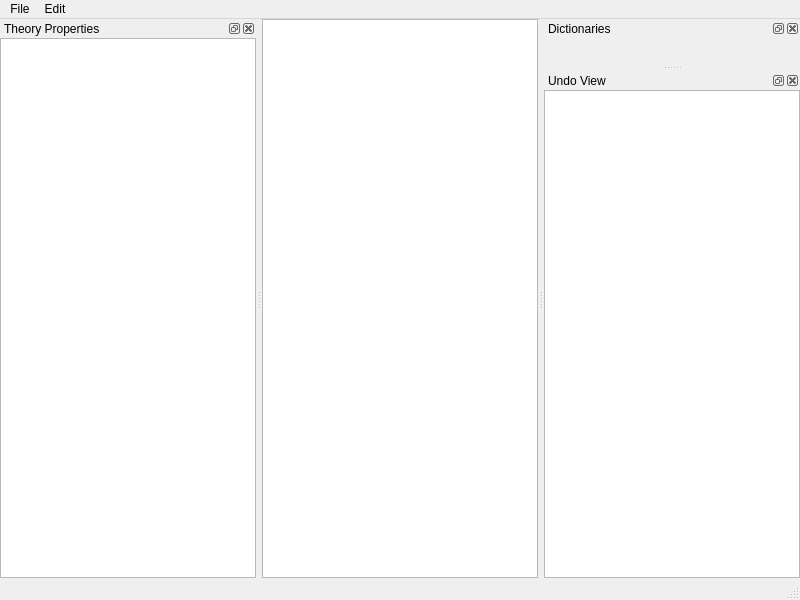
Above: Sources/Theories/TheoryEditorMainWindow.ui from FromtonRouge/KaladriusTrainer before the change. Below: the same form after it.
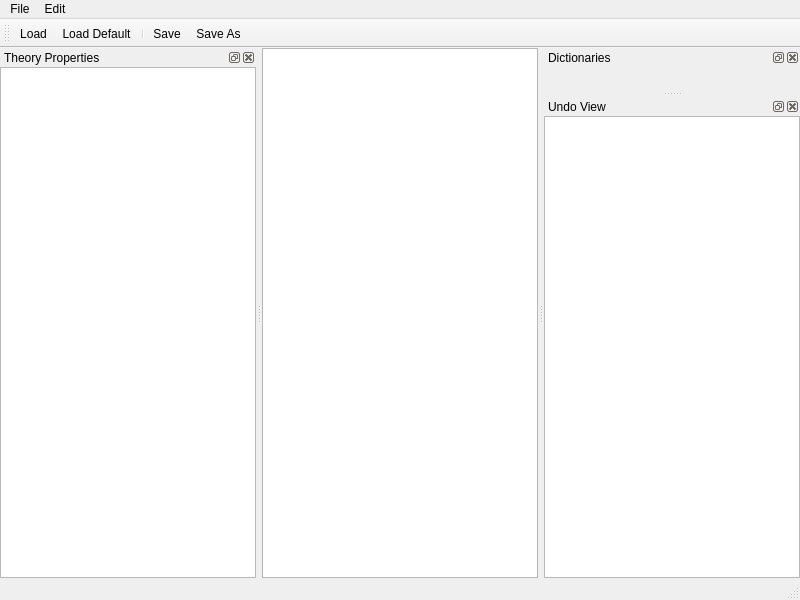
That is the form after the change. Icons and pictures are not drawn. Custom widgets are drawn as their Qt base class.

Commit message: Toolbars added in Keyboard and Theory editors

Diff of the .ui file:
```diff
--- a/Sources/Theories/TheoryEditorMainWindow.ui
+++ b/Sources/Theories/TheoryEditorMainWindow.ui
@@ -148,6 +148,28 @@
     </layout>
    </widget>
   </widget>
+  <widget class="QToolBar" name="toolBarFile">
+   <property name="windowTitle">
+    <string>File ToolBar</string>
+   </property>
+   <property name="iconSize">
+    <size>
+     <width>16</width>
+     <height>16</height>
+    </size>
+   </property>
+   <attribute name="toolBarArea">
+    <enum>TopToolBarArea</enum>
+   </attribute>
+   <attribute name="toolBarBreak">
+    <bool>false</bool>
+   </attribute>
+   <addaction name="actionLoad"/>
+   <addaction name="actionLoad_Default"/>
+   <addaction name="separator"/>
+   <addaction name="actionSave"/>
+   <addaction name="actionSave_As"/>
+  </widget>
   <action name="actionNew">
    <property name="icon">
     <iconset resource="../../Resources/ProgrammerStenoTutor.qrc">
@@ -228,12 +250,6 @@
   </action>
  </widget>
  <customwidgets>
-  <customwidget>
-   <class>DictionariesWidget</class>
-   <extends>QWidget</extends>
-   <header>Dictionaries/DictionariesWidget.h</header>
-   <container>1</container>
-  </customwidget>
   <customwidget>
    <class>QUndoView</class>
    <extends>QListView</extends>
@@ -244,6 +260,12 @@
    <extends>QGraphicsView</extends>
    <header>Keyboards/KeyboardGraphicsView.h</header>
   </customwidget>
+  <customwidget>
+   <class>DictionariesWidget</class>
+   <extends>QWidget</extends>
+   <header>Dictionaries/DictionariesWidget.h</header>
+   <container>1</container>
+  </customwidget>
  </customwidgets>
  <resources>
   <include location="../../Resources/ProgrammerStenoTutor.qrc"/>
```
The commit also changes 1 other file.
